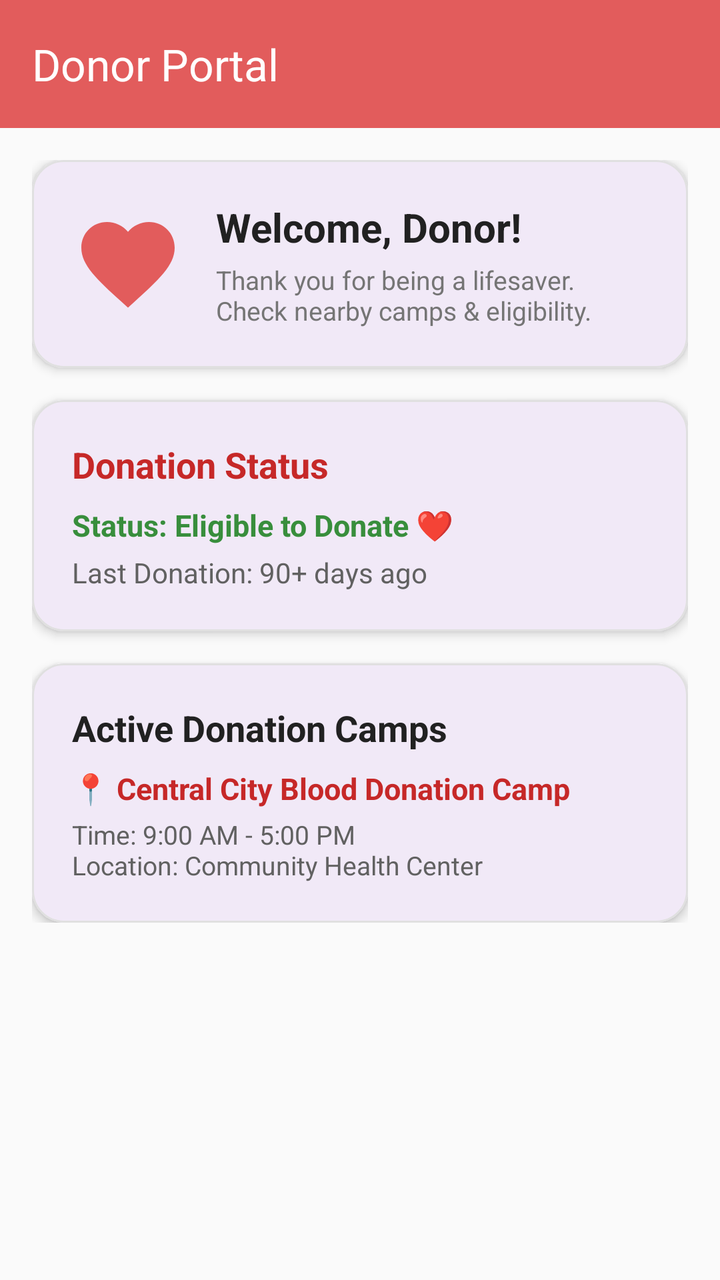
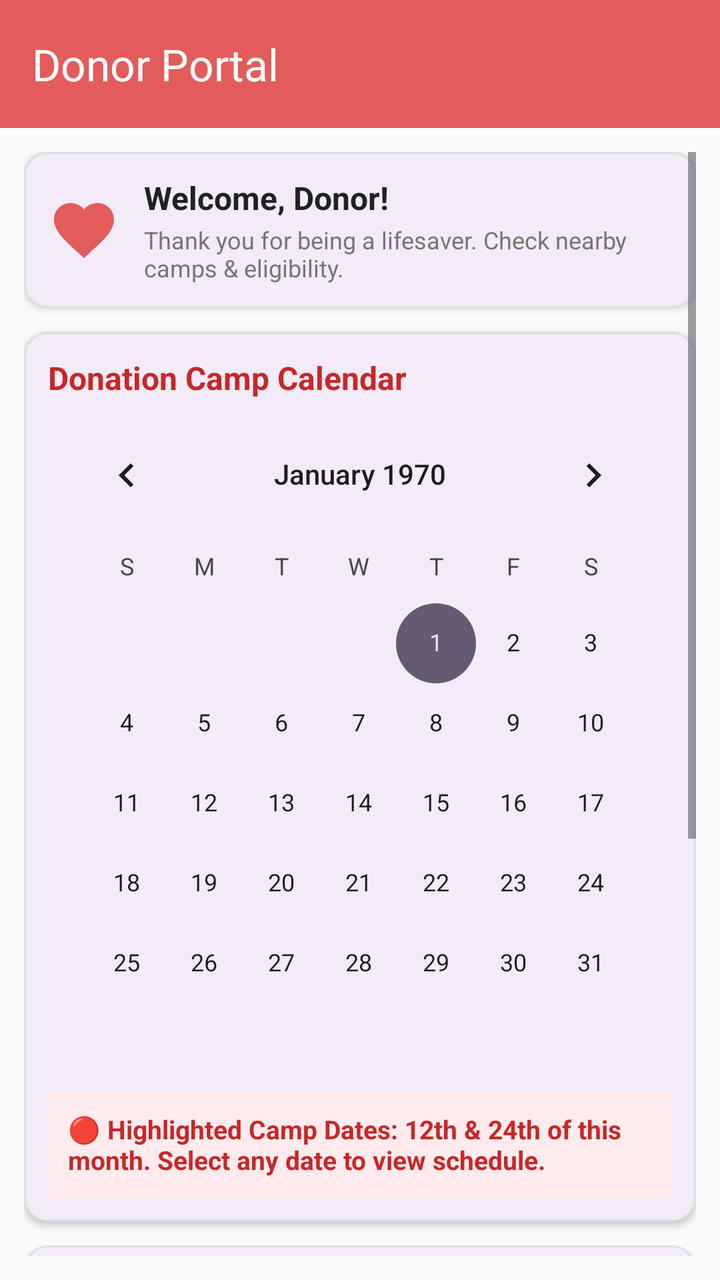

Compare the two renders of this Android layout. The source of the first and the diff that turns it into the second are given below.
<!-- AndroidManifest.xml: application theme Theme.BloodBank -->
<!-- res/layout/activity_donor.xml -->
<?xml version="1.0" encoding="utf-8"?>
<androidx.coordinatorlayout.widget.CoordinatorLayout
    xmlns:android="http://schemas.android.com/apk/res/android"
    xmlns:app="http://schemas.android.com/apk/res-auto"
    android:id="@+id/coordinatorLayoutDonor"
    android:layout_width="match_parent"
    android:layout_height="match_parent"
    android:fitsSystemWindows="true">

    <LinearLayout
        android:layout_width="match_parent"
        android:layout_height="match_parent"
        android:orientation="vertical">

        
        <com.google.android.material.appbar.AppBarLayout
            android:layout_width="match_parent"
            android:layout_height="wrap_content">

            <com.google.android.material.appbar.MaterialToolbar
                android:id="@+id/toolbarDonor"
                android:layout_width="match_parent"
                android:layout_height="?attr/actionBarSize"
                android:background="@color/pastel_red"
                app:title="@string/donor_portal_title"
                app:titleTextColor="@android:color/white" />

        </com.google.android.material.appbar.AppBarLayout>

        <ScrollView
            android:layout_width="match_parent"
            android:layout_height="0dp"
            android:layout_weight="1"
            android:padding="16dp">

            <LinearLayout
                android:layout_width="match_parent"
                android:layout_height="wrap_content"
                android:orientation="vertical">

                
                <com.google.android.material.card.MaterialCardView
                    android:layout_width="match_parent"
                    android:layout_height="wrap_content"
                    app:cardCornerRadius="16dp"
                    app:cardElevation="3dp"
                    app:strokeWidth="1dp"
                    app:strokeColor="#E0E0E0"
                    android:layout_marginBottom="16dp">

                    <LinearLayout
                        android:layout_width="match_parent"
                        android:layout_height="wrap_content"
                        android:orientation="horizontal"
                        android:padding="20dp"
                        android:gravity="center_vertical">

                        <ImageView
                            android:layout_width="56dp"
                            android:layout_height="56dp"
                            android:src="@drawable/ic_donor_heart"
                            android:contentDescription="@string/role_donor" />

                        <LinearLayout
                            android:layout_width="0dp"
                            android:layout_height="wrap_content"
                            android:layout_weight="1"
                            android:orientation="vertical"
                            android:layout_marginStart="16dp">

                            <TextView
                                android:layout_width="wrap_content"
                                android:layout_height="wrap_content"
                                android:text="@string/donor_welcome"
                                android:textSize="20sp"
                                android:textStyle="bold"
                                android:textColor="#212121" />

                            <TextView
                                android:layout_width="wrap_content"
                                android:layout_height="wrap_content"
                                android:text="@string/donor_welcome_desc"
                                android:textSize="13sp"
                                android:textColor="#757575"
                                android:layout_marginTop="4dp" />

                        </LinearLayout>

                    </LinearLayout>

                </com.google.android.material.card.MaterialCardView>

                
                <com.google.android.material.card.MaterialCardView
                    android:layout_width="match_parent"
                    android:layout_height="wrap_content"
                    app:cardCornerRadius="16dp"
                    app:cardElevation="3dp"
                    app:strokeWidth="1dp"
                    app:strokeColor="#E0E0E0"
                    android:layout_marginBottom="16dp">

                    <LinearLayout
                        android:layout_width="match_parent"
                        android:layout_height="wrap_content"
                        android:orientation="vertical"
                        android:padding="20dp">

                        <TextView
                            android:layout_width="wrap_content"
                            android:layout_height="wrap_content"
                            android:text="@string/donor_status_title"
                            android:textSize="18sp"
                            android:textStyle="bold"
                            android:textColor="#C62828"
                            android:layout_marginBottom="8dp" />

                        <TextView
                            android:layout_width="wrap_content"
                            android:layout_height="wrap_content"
                            android:text="@string/donor_status_eligible"
                            android:textSize="15sp"
                            android:textColor="#388E3C"
                            android:textStyle="bold" />

                        <TextView
                            android:layout_width="wrap_content"
                            android:layout_height="wrap_content"
                            android:text="@string/donor_status_last_donation"
                            android:textSize="14sp"
                            android:textColor="#616161"
                            android:layout_marginTop="4dp" />

                    </LinearLayout>

                </com.google.android.material.card.MaterialCardView>

                
                <com.google.android.material.card.MaterialCardView
                    android:layout_width="match_parent"
                    android:layout_height="wrap_content"
                    app:cardCornerRadius="16dp"
                    app:cardElevation="3dp"
                    app:strokeWidth="1dp"
                    app:strokeColor="#E0E0E0">

                    <LinearLayout
                        android:layout_width="match_parent"
                        android:layout_height="wrap_content"
                        android:orientation="vertical"
                        android:padding="20dp">

                        <TextView
                            android:layout_width="wrap_content"
                            android:layout_height="wrap_content"
                            android:text="@string/donor_camps_title"
                            android:textSize="18sp"
                            android:textStyle="bold"
                            android:textColor="#212121"
                            android:layout_marginBottom="8dp" />

                        <TextView
                            android:layout_width="wrap_content"
                            android:layout_height="wrap_content"
                            android:text="@string/donor_camp_name"
                            android:textSize="15sp"
                            android:textStyle="bold"
                            android:textColor="#C62828" />

                        <TextView
                            android:layout_width="wrap_content"
                            android:layout_height="wrap_content"
                            android:text="@string/donor_camp_details"
                            android:textSize="13sp"
                            android:textColor="#616161"
                            android:layout_marginTop="4dp" />

                    </LinearLayout>

                </com.google.android.material.card.MaterialCardView>

            </LinearLayout>

        </ScrollView>

    </LinearLayout>

</androidx.coordinatorlayout.widget.CoordinatorLayout>
<!-- resources referenced by this layout -->
<resources>
  <color name="pastel_red">#E25C5C</color>
  <!-- drawable ic_donor_heart (drawable) -->
  <?xml version="1.0" encoding="utf-8"?>
  <vector xmlns:android="http://schemas.android.com/apk/res/android"
      android:width="48dp"
      android:height="48dp"
      android:viewportWidth="24"
      android:viewportHeight="24">
    <path
        android:fillColor="#E25C5C"
        android:pathData="M12,21.35l-1.45,-1.32C5.4,15.36 2,12.28 2,8.5 2,5.42 4.42,3 7.5,3c1.74,0 3.41,0.81 4.5,2.09C13.09,3.81 14.76,3 16.5,3 19.58,3 22,5.42 22,8.5c0,3.78 -3.4,6.86 -8.55,11.54L12,21.35z"/>
  </vector>
  <string name="donor_camp_details">Time: 9:00 AM - 5:00 PM\nLocation: Community Health Center</string>
  <string name="donor_camp_name">📍 Central City Blood Donation Camp</string>
  <string name="donor_camps_title">Active Donation Camps</string>
  <string name="donor_portal_title">Donor Portal</string>
  <string name="donor_status_eligible">Status: Eligible to Donate ❤️</string>
  <string name="donor_status_last_donation">Last Donation: 90+ days ago</string>
  <string name="donor_status_title">Donation Status</string>
  <string name="donor_welcome">Welcome, Donor!</string>
  <string name="donor_welcome_desc">Thank you for being a lifesaver. Check nearby camps &amp; eligibility.</string>
  <string name="role_donor">As a Donor</string>
  <style name="Theme.BloodBank" parent="Base.Theme.BloodBank" />
  <style name="Base.Theme.BloodBank" parent="Theme.Material3.DayNight.NoActionBar">
          <item name="android:windowBackground">#FAFAFA</item>
          <item name="materialAlertDialogTheme">@style/MaterialDialogCardTheme</item>
      </style>
  <style name="MaterialDialogCardTheme" parent="ThemeOverlay.Material3.MaterialAlertDialog">
          <item name="shapeAppearanceOverlay">@style/DialogCardShape</item>
      </style>
  <style name="DialogCardShape" parent="">
          <item name="cornerSize">20dp</item>
      </style>
</resources>

<!-- the commit's change to res/layout/activity_donor.xml (unified diff, before → after) -->
@@ -31,7 +31,7 @@
             android:layout_width="match_parent"
             android:layout_height="0dp"
             android:layout_weight="1"
-            android:padding="16dp">
+            android:padding="12dp">
 
             <LinearLayout
                 android:layout_width="match_parent"
@@ -42,22 +42,22 @@
                 <com.google.android.material.card.MaterialCardView
                     android:layout_width="match_parent"
                     android:layout_height="wrap_content"
-                    app:cardCornerRadius="16dp"
-                    app:cardElevation="3dp"
-                    app:strokeWidth="1dp"
-                    app:strokeColor="#E0E0E0"
-                    android:layout_marginBottom="16dp">
+                    app:cardCornerRadius="12dp"
+                    app:cardElevation="2dp"
+                    app:strokeWidth="1dp"
+                    app:strokeColor="#E0E0E0"
+                    android:layout_marginBottom="12dp">
 
                     <LinearLayout
                         android:layout_width="match_parent"
                         android:layout_height="wrap_content"
                         android:orientation="horizontal"
-                        android:padding="20dp"
+                        android:padding="12dp"
                         android:gravity="center_vertical">
 
                         <ImageView
-                            android:layout_width="56dp"
-                            android:layout_height="56dp"
+                            android:layout_width="36dp"
+                            android:layout_height="36dp"
                             android:src="@drawable/ic_donor_heart"
                             android:contentDescription="@string/role_donor" />
 
@@ -66,13 +66,14 @@
                             android:layout_height="wrap_content"
                             android:layout_weight="1"
                             android:orientation="vertical"
-                            android:layout_marginStart="16dp">
-
-                            <TextView
+                            android:layout_marginStart="12dp">
+
+                            <TextView
+                                android:id="@+id/tvDonorWelcome"
                                 android:layout_width="wrap_content"
                                 android:layout_height="wrap_content"
                                 android:text="@string/donor_welcome"
-                                android:textSize="20sp"
+                                android:textSize="16sp"
                                 android:textStyle="bold"
                                 android:textColor="#212121" />
 
@@ -80,9 +81,9 @@
                                 android:layout_width="wrap_content"
                                 android:layout_height="wrap_content"
                                 android:text="@string/donor_welcome_desc"
-                                android:textSize="13sp"
+                                android:textSize="12sp"
                                 android:textColor="#757575"
-                                android:layout_marginTop="4dp" />
+                                android:layout_marginTop="2dp" />
 
                         </LinearLayout>
 
@@ -94,8 +95,55 @@
                 <com.google.android.material.card.MaterialCardView
                     android:layout_width="match_parent"
                     android:layout_height="wrap_content"
-                    app:cardCornerRadius="16dp"
-                    app:cardElevation="3dp"
+                    app:cardCornerRadius="12dp"
+                    app:cardElevation="2dp"
+                    app:strokeWidth="1dp"
+                    app:strokeColor="#E0E0E0"
+                    android:layout_marginBottom="12dp">
+
+                    <LinearLayout
+                        android:layout_width="match_parent"
+                        android:layout_height="wrap_content"
+                        android:orientation="vertical"
+                        android:padding="12dp">
+
+                        <TextView
+                            android:layout_width="wrap_content"
+                            android:layout_height="wrap_content"
+                            android:text="@string/calendar_camp_title"
+                            android:textSize="16sp"
+                            android:textStyle="bold"
+                            android:textColor="#C62828"
+                            android:layout_marginBottom="4dp" />
+
+                        <CalendarView
+                            android:id="@+id/calendarViewCamps"
+                            android:layout_width="match_parent"
+                            android:layout_height="wrap_content"
+                            android:theme="@style/Theme.BloodBank" />
+
+                        <TextView
+                            android:id="@+id/tvCampScheduleInfo"
+                            android:layout_width="match_parent"
+                            android:layout_height="wrap_content"
+                            android:text="@string/calendar_default_info"
+                            android:textSize="13sp"
+                            android:textColor="#C62828"
+                            android:textStyle="bold"
+                            android:background="#FFEBEE"
+                            android:padding="10dp"
+                            android:layout_marginTop="4dp" />
+
+                    </LinearLayout>
+
+                </com.google.android.material.card.MaterialCardView>
+
+                
+                <com.google.android.material.card.MaterialCardView
+                    android:layout_width="match_parent"
+                    android:layout_height="wrap_content"
+                    app:cardCornerRadius="12dp"
+                    app:cardElevation="2dp"
                     app:strokeWidth="1dp"
                     app:strokeColor="#E0E0E0"
                     android:layout_marginBottom="16dp">
@@ -104,22 +152,22 @@
                         android:layout_width="match_parent"
                         android:layout_height="wrap_content"
                         android:orientation="vertical"
-                        android:padding="20dp">
+                        android:padding="14dp">
 
                         <TextView
                             android:layout_width="wrap_content"
                             android:layout_height="wrap_content"
                             android:text="@string/donor_status_title"
-                            android:textSize="18sp"
-                            android:textStyle="bold"
-                            android:textColor="#C62828"
-                            android:layout_marginBottom="8dp" />
+                            android:textSize="16sp"
+                            android:textStyle="bold"
+                            android:textColor="#C62828"
+                            android:layout_marginBottom="6dp" />
 
                         <TextView
                             android:layout_width="wrap_content"
                             android:layout_height="wrap_content"
                             android:text="@string/donor_status_eligible"
-                            android:textSize="15sp"
+                            android:textSize="14sp"
                             android:textColor="#388E3C"
                             android:textStyle="bold" />
 
@@ -127,53 +175,139 @@
                             android:layout_width="wrap_content"
                             android:layout_height="wrap_content"
                             android:text="@string/donor_status_last_donation"
-                            android:textSize="14sp"
-                            android:textColor="#616161"
-                            android:layout_marginTop="4dp" />
-
-                    </LinearLayout>
-
-                </com.google.android.material.card.MaterialCardView>
-
-                
-                <com.google.android.material.card.MaterialCardView
-                    android:layout_width="match_parent"
-                    android:layout_height="wrap_content"
-                    app:cardCornerRadius="16dp"
-                    app:cardElevation="3dp"
-                    app:strokeWidth="1dp"
-                    app:strokeColor="#E0E0E0">
-
-                    <LinearLayout
-                        android:layout_width="match_parent"
-                        android:layout_height="wrap_content"
-                        android:orientation="vertical"
-                        android:padding="20dp">
-
-                        <TextView
-                            android:layout_width="wrap_content"
-                            android:layout_height="wrap_content"
-                            android:text="@string/donor_camps_title"
-                            android:textSize="18sp"
-                            android:textStyle="bold"
-                            android:textColor="#212121"
-                            android:layout_marginBottom="8dp" />
-
-                        <TextView
-                            android:layout_width="wrap_content"
-                            android:layout_height="wrap_content"
-                            android:text="@string/donor_camp_name"
-                            android:textSize="15sp"
-                            android:textStyle="bold"
-                            android:textColor="#C62828" />
-
-                        <TextView
-                            android:layout_width="wrap_content"
-                            android:layout_height="wrap_content"
-                            android:text="@string/donor_camp_details"
                             android:textSize="13sp"
                             android:textColor="#616161"
-                            android:layout_marginTop="4dp" />
+                            android:layout_marginTop="2dp" />
+
+                    </LinearLayout>
+
+                </com.google.android.material.card.MaterialCardView>
+
+                
+                <TextView
+                    android:layout_width="match_parent"
+                    android:layout_height="wrap_content"
+                    android:text="@string/donor_history_title"
+                    android:textSize="16sp"
+                    android:textStyle="bold"
+                    android:textColor="#212121"
+                    android:layout_marginBottom="8dp" />
+
+                
+                <com.google.android.material.card.MaterialCardView
+                    android:layout_width="match_parent"
+                    android:layout_height="wrap_content"
+                    app:cardCornerRadius="12dp"
+                    app:cardElevation="2dp"
+                    app:strokeWidth="1dp"
+                    app:strokeColor="#E0E0E0"
+                    android:layout_marginBottom="8dp">
+
+                    <LinearLayout
+                        android:layout_width="match_parent"
+                        android:layout_height="wrap_content"
+                        android:orientation="vertical"
+                        android:padding="12dp">
+
+                        <TextView
+                            android:layout_width="wrap_content"
+                            android:layout_height="wrap_content"
+                            android:text="@string/donor_history_1_date"
+                            android:textSize="14sp"
+                            android:textStyle="bold"
+                            android:textColor="#212121" />
+
+                        <TextView
+                            android:layout_width="wrap_content"
+                            android:layout_height="wrap_content"
+                            android:text="@string/donor_history_1_camp"
+                            android:textSize="13sp"
+                            android:textColor="#C62828"
+                            android:layout_marginTop="2dp" />
+
+                        <LinearLayout
+                            android:layout_width="match_parent"
+                            android:layout_height="wrap_content"
+                            android:orientation="horizontal"
+                            android:layout_marginTop="6dp">
+
+                            <TextView
+                                android:layout_width="0dp"
+                                android:layout_height="wrap_content"
+                                android:layout_weight="1"
+                                android:text="@string/donor_history_1_hb"
+                                android:textSize="13sp"
+                                android:textColor="#424242" />
+
+                            <TextView
+                                android:layout_width="0dp"
+                                android:layout_height="wrap_content"
+                                android:layout_weight="1.3"
+                                android:text="@string/donor_history_1_volume"
+                                android:textSize="13sp"
+                                android:textColor="#424242" />
+
+                        </LinearLayout>
+
+                    </LinearLayout>
+
+                </com.google.android.material.card.MaterialCardView>
+
+                
+                <com.google.android.material.card.MaterialCardView
+                    android:layout_width="match_parent"
+                    android:layout_height="wrap_content"
+                    app:cardCornerRadius="12dp"
+                    app:cardElevation="2dp"
+                    app:strokeWidth="1dp"
+                    app:strokeColor="#E0E0E0"
+                    android:layout_marginBottom="16dp">
+
+                    <LinearLayout
+                        android:layout_width="match_parent"
+                        android:layout_height="wrap_content"
+                        android:orientation="vertical"
+                        android:padding="12dp">
+
+                        <TextView
+                            android:layout_width="wrap_content"
+                            android:layout_height="wrap_content"
+                            android:text="@string/donor_history_2_date"
+                            android:textSize="14sp"
+                            android:textStyle="bold"
+                            android:textColor="#212121" />
+
+                        <TextView
+                            android:layout_width="wrap_content"
+                            android:layout_height="wrap_content"
+                            android:text="@string/donor_history_2_camp"
+                            android:textSize="13sp"
+                            android:textColor="#C62828"
+                            android:layout_marginTop="2dp" />
+
+                        <LinearLayout
+                            android:layout_width="match_parent"
+                            android:layout_height="wrap_content"
+                            android:orientation="horizontal"
+                            android:layout_marginTop="6dp">
+
+                            <TextView
+                                android:layout_width="0dp"
+                                android:layout_height="wrap_content"
+                                android:layout_weight="1"
+                                android:text="@string/donor_history_2_hb"
+                                android:textSize="13sp"
+                                android:textColor="#424242" />
+
+                            <TextView
+                                android:layout_width="0dp"
+                                android:layout_height="wrap_content"
+                                android:layout_weight="1.3"
+                                android:text="@string/donor_history_2_volume"
+                                android:textSize="13sp"
+                                android:textColor="#424242" />
+
+                        </LinearLayout>
 
                     </LinearLayout>
 
<!-- resource entries referenced after the edit -->
@@ -12,9 +12,17 @@
         android:fillColor="#E25C5C"
         android:pathData="M12,21.35l-1.45,-1.32C5.4,15.36 2,12.28 2,8.5 2,5.42 4.42,3 7.5,3c1.74,0 3.41,0.81 4.5,2.09C13.09,3.81 14.76,3 16.5,3 19.58,3 22,5.42 22,8.5c0,3.78 -3.4,6.86 -8.55,11.54L12,21.35z"/>
   </vector>
-  <string name="donor_camp_details">Time: 9:00 AM - 5:00 PM\nLocation: Community Health Center</string>
-  <string name="donor_camp_name">📍 Central City Blood Donation Camp</string>
-  <string name="donor_camps_title">Active Donation Camps</string>
+  <string name="calendar_camp_title">Donation Camp Calendar</string>
+  <string name="calendar_default_info">🔴 Highlighted Camp Dates: 12th &amp; 24th of this month. Select any date to view schedule.</string>
+  <string name="donor_history_1_camp">📍 Location: Central City Blood Camp</string>
+  <string name="donor_history_1_date">📅 Date: 15 August 2026</string>
+  <string name="donor_history_1_hb">🩸 Hemoglobin: 13.8 g/dL</string>
+  <string name="donor_history_1_volume">⚖️ Pumped Blood Weight: 450 ml (0.45 kg)</string>
+  <string name="donor_history_2_camp">📍 Location: Red Cross Health Center</string>
+  <string name="donor_history_2_date">📅 Date: 10 February 2026</string>
+  <string name="donor_history_2_hb">🩸 Hemoglobin: 14.2 g/dL</string>
+  <string name="donor_history_2_volume">⚖️ Pumped Blood Weight: 450 ml (0.45 kg)</string>
+  <string name="donor_history_title">Past Donation Stats &amp; History</string>
   <string name="donor_portal_title">Donor Portal</string>
   <string name="donor_status_eligible">Status: Eligible to Donate ❤️</string>
   <string name="donor_status_last_donation">Last Donation: 90+ days ago</string>
